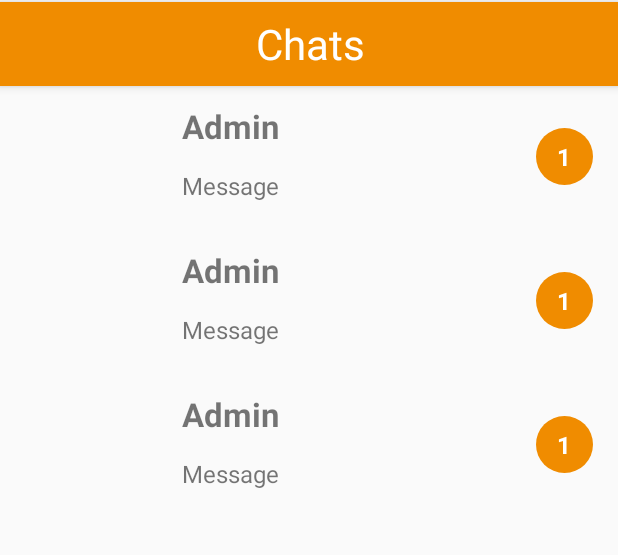
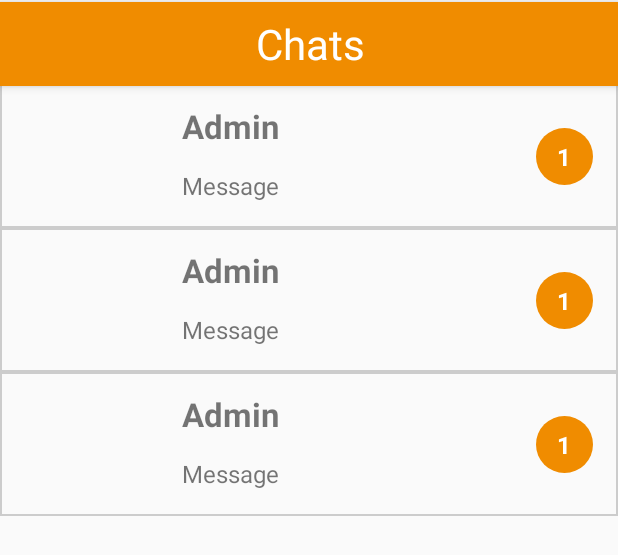
Before and after one commit to bounswe/bounswe2019group3, an Android app: the layout activity_chat_history.xml on its own in the app's theme, with its tools: preview values and no code run, on a phone screen of 412 x 824 dp. Shown: the top 555 px of the screen. Run offline under Robolectric (Android 15) with nearby library versions, the phone set to English and light mode, and no system bars; network calls fail; Roboto replaces fonts that are not available here.

Commit message:
Added swipe to refresh feature to chat history and updated sytling

```diff
--- /dev/null
+++ b/project/mobile/bulingo/app/src/main/res/drawable/chat_border.xml
@@ -0,0 +1,4 @@
+<?xml version="1.0" encoding="UTF-8"?>
+<shape xmlns:android="http://schemas.android.com/apk/res/android" android:shape="rectangle">
+    <stroke android:width="1dp" android:color="#CCCCCC"/>
+</shape>
--- a/project/mobile/bulingo/app/src/main/res/layout/activity_chat_history.xml
+++ b/project/mobile/bulingo/app/src/main/res/layout/activity_chat_history.xml
@@ -36,6 +36,7 @@
         tools:context=".Chat.ChatActivity"
         android:layout_marginTop="?attr/actionBarSize">
 
+
         <LinearLayout
             android:id="@+id/chatLinear"
             android:orientation="vertical"
@@ -46,6 +47,10 @@
             app:layout_constraintStart_toStartOf="parent"
             app:layout_constraintTop_toTopOf="parent">
 
+            <androidx.swiperefreshlayout.widget.SwipeRefreshLayout
+                android:layout_width="match_parent"
+                android:layout_height="wrap_content"
+                android:id="@+id/swipe">
             <androidx.recyclerview.widget.RecyclerView
                 android:layout_width="fill_parent"
                 android:id="@+id/chatRecyclerview"
@@ -54,6 +59,7 @@
                 tools:listitem="@layout/chat">
 
             </androidx.recyclerview.widget.RecyclerView>
+            </androidx.swiperefreshlayout.widget.SwipeRefreshLayout>
 
 
         </LinearLayout>
--- a/project/mobile/bulingo/app/src/main/res/layout/chat.xml
+++ b/project/mobile/bulingo/app/src/main/res/layout/chat.xml
@@ -6,7 +6,9 @@
     android:layout_height="wrap_content"
     xmlns:android="http://schemas.android.com/apk/res/android"
     xmlns:app="http://schemas.android.com/apk/res-auto"
-    >
+    android:clickable="true"
+    android:focusable="true"
+    android:background="?android:attr/selectableItemBackground">
 
 <androidx.constraintlayout.widget.ConstraintLayout
     android:id="@+id/layoutWithImage"
@@ -17,7 +19,8 @@
     app:layout_constraintBottom_toTopOf="@id/layoutForLevel"
     app:layout_constraintEnd_toEndOf="parent"
     app:layout_constraintStart_toStartOf="parent"
-    app:layout_constraintTop_toTopOf="parent">
+    app:layout_constraintTop_toTopOf="parent"
+    android:background="@drawable/chat_border">
 
     <ImageView
         android:id="@+id/imageView"
```
Also changed, not shown: project/mobile/bulingo/app/src/main/java/com/bulingo/Chat/ChatHistory.java (+15 -0 lines).
